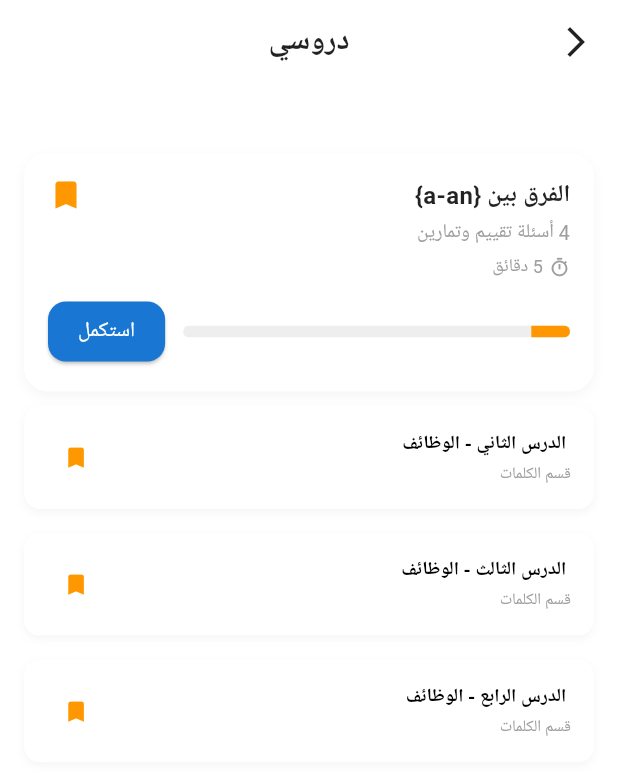
After one commit to habibatarek28211/Eazy, a Flutter app: the MyLessonsScreen screen opened by its route, on a phone screen of 412 x 824 dp. The commit adds this screen. Shown: the top 775 px of the screen. Run offline on Flutter 3.47's test engine with Material 3 defaults, Android fonts, the phone set to English and light mode, and no system bars; our stand-ins replace device_preview, flutter_screenutil, flutter_svg, google_fonts, smooth_page_indicator; missing offline and left inert: otp_text_field_v2.

Commit message:
Create MyLessons Screen & connected the screens using Navigator

```diff
--- a/lib/core/config/images_manager.dart
+++ b/lib/core/config/images_manager.dart
@@ -1,6 +1,7 @@
 class ImagesManager {
   static const String newOffer = "assets/images/new_offers.png";
   static const String splashScreen = "assets/images/splash.png";
+  static const String eazytxt = "assets/images/eazytext.png";
   static const String bill = "assets/svgs/bill.svg";
   static const String book = "assets/svgs/book.svg";
   static const String bookmark = "assets/svgs/bookmark.svg";
@@ -8,7 +9,7 @@ class ImagesManager {
   static const String camera = "assets/svgs/camera.svg";
   static const String crown = "assets/svgs/crown.svg";
   static const String delete = "assets/svgs/delete.svg";
-  static const String eazyText = "assets/svgs/eazy_text.svg";
+  static const String eazy_text = "assets/svgs/eazy_text.svg";
   static const String eazy = "assets/svgs/eazy.svg";
   static const String eazyLogo = "assets/images/eazy.png";
   static const String edit = "assets/svgs/edit.svg";
--- a/lib/core/routing/app_router.dart
+++ b/lib/core/routing/app_router.dart
@@ -2,6 +2,7 @@ import 'package:eazy/features/home/presentation/Screens/home.dart';
 import 'package:eazy/features/home/presentation/Screens/section_screen.dart';
 import 'package:eazy/features/lessons/presentation/screens/lessons.dart';
 import 'package:eazy/features/lessons/presentation/screens/lessons_details.dart';
+import 'package:eazy/features/myLessons/presentation/screens/myLessons_screen.dart';
 import 'package:flutter/material.dart';
 import 'package:eazy/core/routing/routes.dart';
 import 'package:eazy/features/authscreen/login_screen.dart';
@@ -51,6 +52,8 @@ class AppRouter {
         return _animatedRoute(const LessonsDetails(), settings);
       case Routes.LessonsScreen:
         return _animatedRoute(const LessonsScreen(), settings);
+      case Routes.MyLessonsScreen:
+        return _animatedRoute(const MyLessonsScreen(), settings);
       //   case Routes.onboardingWelcomeScreen:
       //   return _animatedRoute(const OnboardingWelcomeScreen(), settings);
       // case Routes.navScreen:
--- a/lib/core/routing/routes.dart
+++ b/lib/core/routing/routes.dart
@@ -15,5 +15,7 @@ class Routes {
   static const String SectionScreen = 'SectionScreen';
   static const String LessonsDetails = 'LessonsDetails';
   static const String LessonsScreen = 'LessonsScreen';
+  static const String MyLessonsScreen = 'MyLessonsScreen';
+
 
 }
--- a/lib/eazy.dart
+++ b/lib/eazy.dart
@@ -26,7 +26,7 @@ class Eazy extends StatelessWidget {
         supportedLocales: const [Locale('en'), Locale('ar')],
         locale: const Locale('ar'),
         debugShowCheckedModeBanner: false,
-        initialRoute: Routes.LessonsScreen,
+        initialRoute: Routes.HomeScreen,
         onGenerateRoute: _appRouter.generateRoute,
       ),
     );
--- a/lib/features/home/presentation/Screens/home.dart
+++ b/lib/features/home/presentation/Screens/home.dart
@@ -63,8 +63,8 @@ class _HomeScreenState extends State<HomeScreen> {
                 const SizedBox(width: 8),
                 Container(
                   padding: const EdgeInsets.all(2),
-                  child: SvgPicture.asset(
-                    ImagesManager.eazyText,
+                  child: Image.asset(
+                    ImagesManager.eazytxt,
                   ),
                 ),
               ],
--- a/lib/features/home/presentation/widgets/home_widgets.dart
+++ b/lib/features/home/presentation/widgets/home_widgets.dart
@@ -1,3 +1,5 @@
+import 'package:eazy/core/routing/routes.dart';
+import 'package:eazy/core/utils/extensions.dart';
 import 'package:eazy/features/home/presentation/Screens/section_screen.dart';
 import 'package:flutter/material.dart';
 import 'package:eazy/core/config/app_palette.dart';
@@ -85,7 +87,6 @@ class _PromotionalBannerState extends State<PromotionalBanner> {
                       color: Colors.white,
                       fontSize: 16,
                       fontWeight: FontWeight.w600,
-                      fontFamily: 'Arial',
                     ),
                     children: [
                       TextSpan(text: title1),
@@ -246,7 +247,7 @@ class ServicesSection extends StatelessWidget {
                 );
               },
               child: Text(
-                'عرض المزيد',
+                'المزيد',
                 style: TextStyle(
                   color: Colors.orange,
                   fontSize: 14,
@@ -476,7 +477,9 @@ class ContinueLessonsCard extends StatelessWidget {
                   padding:
                       const EdgeInsets.symmetric(horizontal: 20, vertical: 10),
                 ),
-                onPressed: () {},
+                onPressed: () {
+                  context.pushNamed(Routes.LessonsScreen);
+                },
                 child: const Text(
                   'استكمل',
                   style: TextStyle(
--- a/lib/features/lessons/presentation/screens/lessons.dart
+++ b/lib/features/lessons/presentation/screens/lessons.dart
@@ -1,3 +1,5 @@
+import 'package:eazy/core/routing/routes.dart';
+import 'package:eazy/core/utils/extensions.dart';
 import 'package:flutter/material.dart';
 import 'package:eazy/core/config/app_palette.dart';
 import 'package:eazy/features/lessons/presentation/widgets/lessons_title.dart';
@@ -23,7 +25,9 @@ class LessonsScreen extends StatelessWidget {
                   Row(
                     children: [
                       IconButton(
-                        onPressed: () => Navigator.pop(context),
+                        onPressed: () {
+                        context.pushNamed(Routes.HomeScreen);
+                        },
                         icon: Icon(
                           Icons.arrow_back_ios,
                           size: 24.sp,
--- a/lib/features/lessons/presentation/widgets/lessons_title.dart
+++ b/lib/features/lessons/presentation/widgets/lessons_title.dart
@@ -1,6 +1,7 @@
 import 'package:eazy/core/config/app_palette.dart';
 import 'package:eazy/core/config/images_manager.dart';
-import 'package:eazy/features/lessons/presentation/screens/lessons_details.dart';
+import 'package:eazy/core/routing/routes.dart';
+import 'package:eazy/core/utils/extensions.dart';
 import 'package:flutter/material.dart';
 import 'package:flutter_screenutil/flutter_screenutil.dart';
 import 'package:google_fonts/google_fonts.dart';
@@ -97,7 +98,7 @@ class LessonHeader extends StatelessWidget {
               bottom: -20.h,
               child: TextButton(
                 onPressed: () {
-                  LessonsDetails();
+                  context.pushNamed(Routes.LessonsDetails);
                 },
                 style: TextButton.styleFrom(
                   backgroundColor: AppPalette.badgeButton,
--- /dev/null
+++ b/lib/features/myLessons/presentation/screens/myLessons_screen.dart
@@ -0,0 +1,160 @@
+import 'package:eazy/core/config/app_palette.dart';
+import 'package:eazy/core/routing/routes.dart';
+import 'package:eazy/core/utils/extensions.dart';
+import 'package:eazy/features/home/presentation/widgets/home_widgets.dart';
+import 'package:flutter/material.dart';
+import 'package:flutter_screenutil/flutter_screenutil.dart';
+
+class MyLessonsScreen extends StatefulWidget {
+  const MyLessonsScreen({Key? key}) : super(key: key);
+
+  @override
+  State<MyLessonsScreen> createState() => _MyLessonsScreenState();
+}
+
+class _MyLessonsScreenState extends State<MyLessonsScreen> {
+  @override
+  Widget build(BuildContext context) {
+    return Scaffold(
+      backgroundColor: AppPalette.backgroundLight,
+      appBar: AppBar(
+        title: const Text(
+          "دروسي",
+          style: TextStyle(
+            fontWeight: FontWeight.bold,
+            fontSize: 20,
+            color: Colors.black87,
+          ),
+        ),
+        centerTitle: true,
+        backgroundColor: Colors.white,
+        elevation: 0,
+        leading: IconButton(
+          icon: const Icon(
+            Icons.arrow_back_ios_new,
+            color: Colors.black87,
+          ),
+          onPressed: () {
+            context.pushNamed(Routes.HomeScreen);
+          },
+        ),
+      ),
+      body: SafeArea(
+        child: const SingleChildScrollView(
+          padding: EdgeInsets.all(16.0),
+          child: Column(
+            crossAxisAlignment: CrossAxisAlignment.start,
+            children: [
+              SizedBox(height: 30),
+              ContinueLessonsCard(),
+              SizedBox(height: 10),
+              LessonItem(
+                title: " الدرس الثاني - الوظائف",
+                subtitle: "قسم الكلمات ",
+                isCompleted: false,
+              ),
+              SizedBox(height: 16),
+              LessonItem(
+                title: " الدرس الثالث - الوظائف",
+                subtitle: "قسم الكلمات ",
+                isCompleted: false,
+              ),
+              SizedBox(height: 16),
+              LessonItem(
+                title: " الدرس الرابع - الوظائف",
+                subtitle: "قسم الكلمات ",
+                isCompleted: false,
+              ),
+              SizedBox(height: 30),
+            ],
+          ),
+        ),
+      ),
+    );
+  }
+}
+
+class LessonItem extends StatelessWidget {
+  final String title;
+  final String subtitle;
+  final bool isCompleted;
+
+  const LessonItem({
+    Key? key,
+    required this.title,
+    required this.subtitle,
+    this.isCompleted = false,
+  }) : super(key: key);
+
+  @override
+  Widget build(BuildContext context) {
+    return Container(
+      decoration: BoxDecoration(
+        color: Colors.white,
+        borderRadius: BorderRadius.circular(12.r),
+        boxShadow: [
+          BoxShadow(
+            color: Colors.grey.withOpacity(0.1),
+            blurRadius: 4,
+            offset: Offset(0, 2),
+          ),
+        ],
+      ),
+      child: Padding(
+        padding: EdgeInsets.all(16.w),
+        child: Row(
+          children: [
+            // النص
+            Expanded(
+              child: Column(
+                crossAxisAlignment: CrossAxisAlignment.start,
+                children: [
+                  Text(
+                    title,
+                    style: TextStyle(
+                      fontSize: 14.sp,
+                      fontWeight: FontWeight.w600,
+                      color: Colors.black,
+                    ),
+                  ),
+                  SizedBox(height: 4.h),
+                  Text(
+                    subtitle,
+                    style: TextStyle(
+                      fontSize: 12.sp,
+                      color: Colors.grey,
+                      fontWeight: FontWeight.w400,
+                    ),
+                  ),
+                ],
+              ),
+            ),
+
+            SizedBox(width: 16.w),
+            Container(
+              width: 40.w,
+              height: 40.h,
+              child: Center(
+                child: Icon(
+                  _getIcon(),
+                  color: _getIconColor(),
+                  size: 20.sp,
+                ),
+              ),
+            ),
+          ],
+        ),
+      ),
+    );
+  }
+
+  Color _getIconColor() {
+    if (isCompleted) return Colors.orange;
+    return Colors.orange;
+  }
+
+  IconData _getIcon() {
+    if (isCompleted) return Icons.check;
+    return Icons.bookmark;
+  }
+}
```
Also changed, not shown: assets/images/eazytext.png (added).
